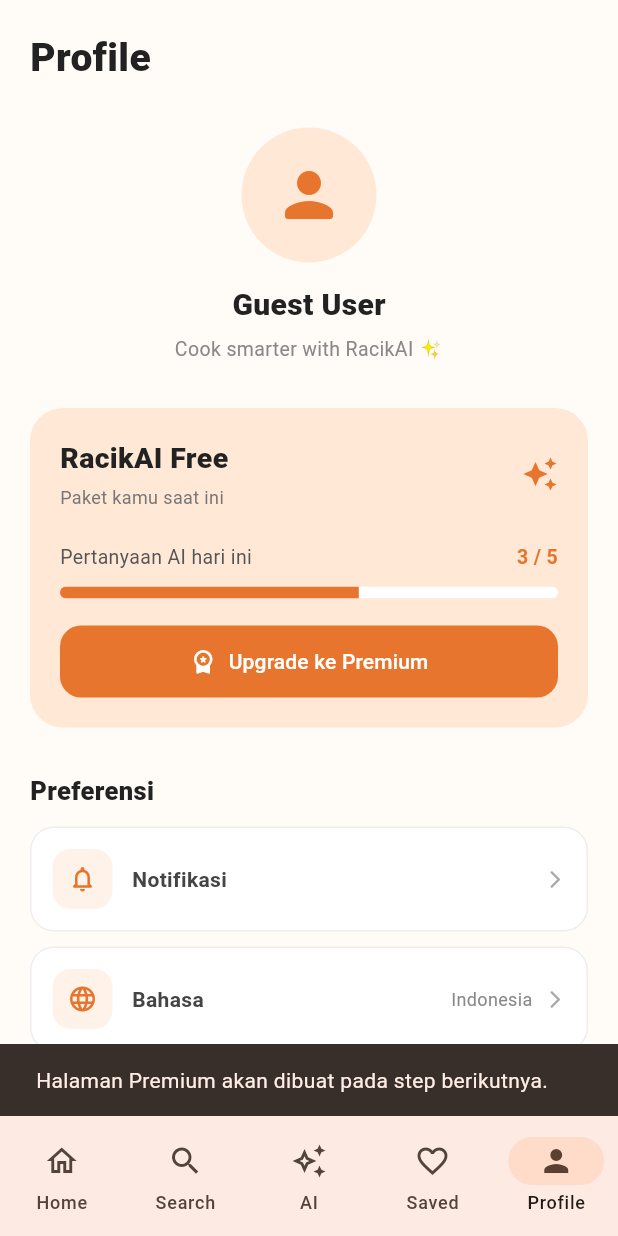
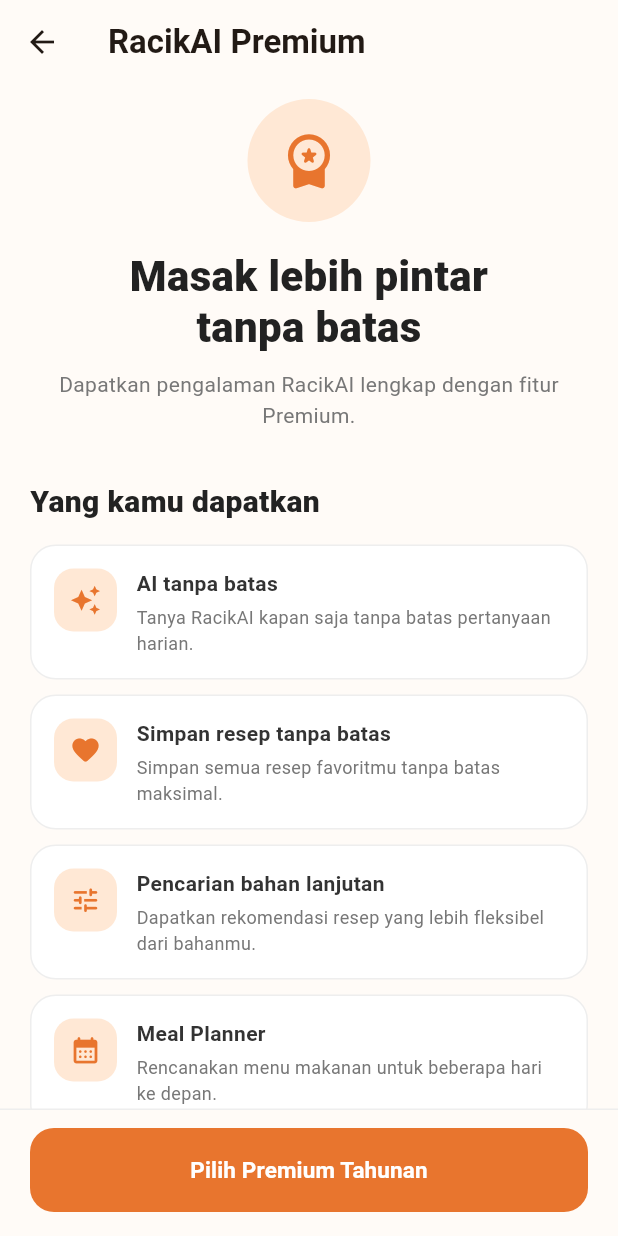
Before and after one commit to EuphoriaBot/racikai-projects, a Flutter app: the screen it shows after launch, item 5 of the bottom bar chosen, after a tap on "Upgrade ke Premium", on a phone screen of 412 x 824 dp. Run offline on Flutter 3.47's test engine with Material 3 defaults, Android fonts, the phone set to English and light mode, and no system bars.

Commit message:
Add Premium Subscription Screen

```diff
--- /dev/null
+++ b/lib/screens/premium_screen.dart
@@ -0,0 +1,592 @@
+import 'package:flutter/material.dart';
+
+class PremiumScreen extends StatefulWidget {
+  const PremiumScreen({super.key});
+
+  @override
+  State<PremiumScreen> createState() => _PremiumScreenState();
+}
+
+class _PremiumScreenState extends State<PremiumScreen> {
+  bool isYearlySelected = true;
+
+  @override
+  Widget build(BuildContext context) {
+    return Scaffold(
+      backgroundColor: const Color(0xFFFFFBF7),
+      appBar: AppBar(
+        backgroundColor: const Color(0xFFFFFBF7),
+        surfaceTintColor: Colors.transparent,
+        elevation: 0,
+        title: const Text(
+          'RacikAI Premium',
+          style: TextStyle(fontWeight: FontWeight.w700),
+        ),
+      ),
+      body: SafeArea(
+        child: SingleChildScrollView(
+          padding: const EdgeInsets.fromLTRB(20, 10, 20, 120),
+          child: Column(
+            crossAxisAlignment: CrossAxisAlignment.start,
+            children: [
+              // PREMIUM HEADER
+              Center(
+                child: Column(
+                  children: [
+                    Container(
+                      width: 82,
+                      height: 82,
+                      decoration: const BoxDecoration(
+                        color: Color(0xFFFFE8D5),
+                        shape: BoxShape.circle,
+                      ),
+                      child: const Icon(
+                        Icons.workspace_premium_rounded,
+                        size: 42,
+                        color: Color(0xFFE8752E),
+                      ),
+                    ),
+
+                    const SizedBox(height: 20),
+
+                    const Text(
+                      'Masak lebih pintar\ntanpa batas',
+                      textAlign: TextAlign.center,
+                      style: TextStyle(
+                        fontSize: 28,
+                        height: 1.2,
+                        fontWeight: FontWeight.w800,
+                        color: Color(0xFF222222),
+                      ),
+                    ),
+
+                    const SizedBox(height: 10),
+
+                    const Text(
+                      'Dapatkan pengalaman RacikAI lengkap dengan fitur Premium.',
+                      textAlign: TextAlign.center,
+                      style: TextStyle(
+                        fontSize: 14,
+                        height: 1.5,
+                        color: Color(0xFF777777),
+                      ),
+                    ),
+                  ],
+                ),
+              ),
+
+              const SizedBox(height: 32),
+
+              const Text(
+                'Yang kamu dapatkan',
+                style: TextStyle(
+                  fontSize: 20,
+                  fontWeight: FontWeight.w800,
+                  color: Color(0xFF222222),
+                ),
+              ),
+
+              const SizedBox(height: 14),
+
+              const _PremiumFeature(
+                icon: Icons.auto_awesome,
+                title: 'AI tanpa batas',
+                description:
+                    'Tanya RacikAI kapan saja tanpa batas pertanyaan harian.',
+              ),
+
+              const _PremiumFeature(
+                icon: Icons.favorite_rounded,
+                title: 'Simpan resep tanpa batas',
+                description:
+                    'Simpan semua resep favoritmu tanpa batas maksimal.',
+              ),
+
+              const _PremiumFeature(
+                icon: Icons.tune_rounded,
+                title: 'Pencarian bahan lanjutan',
+                description: 'Dapatkan rekomendasi resep yang lebih fleksibel dari bahanmu.',
+              ),
+
+              const _PremiumFeature(
+                icon: Icons.calendar_month_rounded,
+                title: 'Meal Planner',
+                description:
+                    'Rencanakan menu makanan untuk beberapa hari ke depan.',
+              ),
+
+              const _PremiumFeature(
+                icon: Icons.block_rounded,
+                title: 'Tanpa iklan',
+                description:
+                    'Nikmati RacikAI dengan pengalaman yang lebih bersih.',
+              ),
+
+              const SizedBox(height: 32),
+
+              const Text(
+                'Pilih paket',
+                style: TextStyle(
+                  fontSize: 20,
+                  fontWeight: FontWeight.w800,
+                  color: Color(0xFF222222),
+                ),
+              ),
+
+              const SizedBox(height: 14),
+
+              // MONTHLY
+              _PlanCard(
+                title: 'Bulanan',
+                price: 'Rp15.000',
+                period: '/ bulan',
+                description: 'Fleksibel, berhenti kapan saja',
+                isSelected: !isYearlySelected,
+                onTap: () {
+                  setState(() {
+                    isYearlySelected = false;
+                  });
+                },
+              ),
+
+              const SizedBox(height: 12),
+
+              // YEARLY
+              _PlanCard(
+                title: 'Tahunan',
+                price: 'Rp120.000',
+                period: '/ tahun',
+                description: 'Hemat Rp60.000 per tahun',
+                badge: 'PALING HEMAT',
+                isSelected: isYearlySelected,
+                onTap: () {
+                  setState(() {
+                    isYearlySelected = true;
+                  });
+                },
+              ),
+
+              const SizedBox(height: 34),
+
+              const Text(
+                'Free vs Premium',
+                style: TextStyle(
+                  fontSize: 20,
+                  fontWeight: FontWeight.w800,
+                  color: Color(0xFF222222),
+                ),
+              ),
+
+              const SizedBox(height: 14),
+
+              const _ComparisonCard(),
+
+              const SizedBox(height: 24),
+
+              const Center(
+                child: Text(
+                  'Batalkan kapan saja.',
+                  style: TextStyle(fontSize: 12, color: Color(0xFF999999)),
+                ),
+              ),
+            ],
+          ),
+        ),
+      ),
+
+      // FIXED UPGRADE BUTTON
+      bottomNavigationBar: SafeArea(
+        child: Container(
+          padding: const EdgeInsets.fromLTRB(20, 12, 20, 16),
+          decoration: const BoxDecoration(
+            color: Color(0xFFFFFBF7),
+            border: Border(top: BorderSide(color: Color(0xFFEEEEEE))),
+          ),
+          child: FilledButton(
+            onPressed: () {
+              final selectedPlan = isYearlySelected
+                  ? 'Tahunan - Rp120.000'
+                  : 'Bulanan - Rp15.000';
+
+              ScaffoldMessenger.of(context).showSnackBar(
+                SnackBar(
+                  content: Text(
+                    'Paket dipilih: $selectedPlan. Pembayaran akan ditambahkan pada tahap berikutnya.',
+                  ),
+                ),
+              );
+            },
+            style: FilledButton.styleFrom(
+              backgroundColor: const Color(0xFFE8752E),
+              foregroundColor: Colors.white,
+              minimumSize: const Size(double.infinity, 56),
+              shape: RoundedRectangleBorder(
+                borderRadius: BorderRadius.circular(16),
+              ),
+            ),
+            child: Text(
+              isYearlySelected
+                  ? 'Pilih Premium Tahunan'
+                  : 'Pilih Premium Bulanan',
+              style: const TextStyle(fontSize: 15, fontWeight: FontWeight.w700),
+            ),
+          ),
+        ),
+      ),
+    );
+  }
+}
+
+class _PremiumFeature extends StatelessWidget {
+  final IconData icon;
+  final String title;
+  final String description;
+
+  const _PremiumFeature({
+    required this.icon,
+    required this.title,
+    required this.description,
+  });
+
+  @override
+  Widget build(BuildContext context) {
+    return Container(
+      margin: const EdgeInsets.only(bottom: 10),
+      padding: const EdgeInsets.all(15),
+      decoration: BoxDecoration(
+        color: Colors.white,
+        borderRadius: BorderRadius.circular(17),
+        border: Border.all(color: const Color(0xFFEEEEEE)),
+      ),
+      child: Row(
+        crossAxisAlignment: CrossAxisAlignment.start,
+        children: [
+          Container(
+            width: 42,
+            height: 42,
+            decoration: BoxDecoration(
+              color: const Color(0xFFFFE8D5),
+              borderRadius: BorderRadius.circular(13),
+            ),
+            child: Icon(icon, size: 21, color: const Color(0xFFE8752E)),
+          ),
+
+          const SizedBox(width: 13),
+
+          Expanded(
+            child: Column(
+              crossAxisAlignment: CrossAxisAlignment.start,
+              children: [
+                Text(
+                  title,
+                  style: const TextStyle(
+                    fontSize: 14,
+                    fontWeight: FontWeight.w700,
+                    color: Color(0xFF333333),
+                  ),
+                ),
+
+                const SizedBox(height: 4),
+
+                Text(
+                  description,
+                  style: const TextStyle(
+                    fontSize: 12,
+                    height: 1.4,
+                    color: Color(0xFF777777),
+                  ),
+                ),
+              ],
+            ),
+          ),
+        ],
+      ),
+    );
+  }
+}
+
+class _PlanCard extends StatelessWidget {
+  final String title;
+  final String price;
+  final String period;
+  final String description;
+  final String? badge;
+  final bool isSelected;
+  final VoidCallback onTap;
+
+  const _PlanCard({
+    required this.title,
+    required this.price,
+    required this.period,
+    required this.description,
+    required this.isSelected,
+    required this.onTap,
+    this.badge,
+  });
+
+  @override
+  Widget build(BuildContext context) {
+    return Material(
+      color: Colors.transparent,
+      child: InkWell(
+        borderRadius: BorderRadius.circular(20),
+        onTap: onTap,
+        child: Container(
+          padding: const EdgeInsets.all(18),
+          decoration: BoxDecoration(
+            color: isSelected ? const Color(0xFFFFF3E9) : Colors.white,
+            borderRadius: BorderRadius.circular(20),
+            border: Border.all(
+              color: isSelected
+                  ? const Color(0xFFE8752E)
+                  : const Color(0xFFEEEEEE),
+              width: isSelected ? 2 : 1,
+            ),
+          ),
+          child: Row(
+            children: [
+              Container(
+                width: 24,
+                height: 24,
+                decoration: BoxDecoration(
+                  shape: BoxShape.circle,
+                  border: Border.all(
+                    color: isSelected
+                        ? const Color(0xFFE8752E)
+                        : const Color(0xFFCCCCCC),
+                    width: 2,
+                  ),
+                ),
+                child: isSelected
+                    ? Center(
+                        child: Container(
+                          width: 12,
+                          height: 12,
+                          decoration: const BoxDecoration(
+                            color: Color(0xFFE8752E),
+                            shape: BoxShape.circle,
+                          ),
+                        ),
+                      )
+                    : null,
+              ),
+
+              const SizedBox(width: 14),
+
+              Expanded(
+                child: Column(
+                  crossAxisAlignment: CrossAxisAlignment.start,
+                  children: [
+                    Row(
+                      children: [
+                        Text(
+                          title,
+                          style: const TextStyle(
+                            fontSize: 16,
+                            fontWeight: FontWeight.w800,
+                          ),
+                        ),
+
+                        if (badge != null) ...[
+                          const SizedBox(width: 8),
+
+                          Container(
+                            padding: const EdgeInsets.symmetric(
+                              horizontal: 8,
+                              vertical: 4,
+                            ),
+                            decoration: BoxDecoration(
+                              color: const Color(0xFFE8752E),
+                              borderRadius: BorderRadius.circular(20),
+                            ),
+                            child: Text(
+                              badge!,
+                              style: const TextStyle(
+                                color: Colors.white,
+                                fontSize: 9,
+                                fontWeight: FontWeight.w800,
+                              ),
+                            ),
+                          ),
+                        ],
+                      ],
+                    ),
+
+                    const SizedBox(height: 4),
+
+                    Text(
+                      description,
+                      style: const TextStyle(
+                        fontSize: 12,
+                        color: Color(0xFF777777),
+                      ),
+                    ),
+                  ],
+                ),
+              ),
+
+              Column(
+                crossAxisAlignment: CrossAxisAlignment.end,
+                children: [
+                  Text(
+                    price,
+                    style: const TextStyle(
+                      fontSize: 17,
+                      fontWeight: FontWeight.w800,
+                      color: Color(0xFF222222),
+                    ),
+                  ),
+
+                  Text(
+                    period,
+                    style: const TextStyle(
+                      fontSize: 11,
+                      color: Color(0xFF888888),
+                    ),
+                  ),
+                ],
+              ),
+            ],
+          ),
+        ),
+      ),
+    );
+  }
+}
+
+class _ComparisonCard extends StatelessWidget {
+  const _ComparisonCard();
+
+  @override
+  Widget build(BuildContext context) {
+    return Container(
+      padding: const EdgeInsets.all(18),
+      decoration: BoxDecoration(
+        color: Colors.white,
+        borderRadius: BorderRadius.circular(20),
+        border: Border.all(color: const Color(0xFFEEEEEE)),
+      ),
+      child: const Column(
+        children: [
+          _ComparisonHeader(),
+
+          Divider(height: 28, color: Color(0xFFEEEEEE)),
+
+          _ComparisonRow(feature: 'Cari resep', free: '✓', premium: '✓'),
+
+          _ComparisonRow(
+            feature: 'Pertanyaan AI',
+            free: '5 / hari',
+            premium: 'Unlimited',
+          ),
+
+          _ComparisonRow(
+            feature: 'Resep favorit',
+            free: '10',
+            premium: 'Unlimited',
+          ),
+
+          _ComparisonRow(feature: 'Meal Planner', free: '—', premium: '✓'),
+
+          _ComparisonRow(
+            feature: 'Tanpa iklan',
+            free: '—',
+            premium: '✓',
+            isLast: true,
+          ),
+        ],
+      ),
+    );
+  }
+}
+
+class _ComparisonHeader extends StatelessWidget {
+  const _ComparisonHeader();
+
+  @override
+  Widget build(BuildContext context) {
+    return const Row(
+      children: [
+        Expanded(
+          flex: 2,
+          child: Text('Fitur', style: TextStyle(fontWeight: FontWeight.w700)),
+        ),
+        Expanded(
+          child: Text(
+            'Free',
+            textAlign: TextAlign.center,
+            style: TextStyle(fontWeight: FontWeight.w700),
+          ),
+        ),
+        Expanded(
+          child: Text(
+            'Premium',
+            textAlign: TextAlign.center,
+            style: TextStyle(
+              fontWeight: FontWeight.w700,
+              color: Color(0xFFE8752E),
+            ),
+          ),
+        ),
+      ],
+    );
+  }
+}
+
+class _ComparisonRow extends StatelessWidget {
+  final String feature;
+  final String free;
+  final String premium;
+  final bool isLast;
+
+  const _ComparisonRow({
+    required this.feature,
+    required this.free,
+    required this.premium,
+    this.isLast = false,
+  });
+
+  @override
+  Widget build(BuildContext context) {
+    return Container(
+      padding: EdgeInsets.only(bottom: isLast ? 0 : 14),
+      margin: EdgeInsets.only(bottom: isLast ? 0 : 14),
+      decoration: BoxDecoration(
+        border: isLast
+            ? null
+            : const Border(bottom: BorderSide(color: Color(0xFFF2F2F2))),
+      ),
+      child: Row(
+        children: [
+          Expanded(
+            flex: 2,
+            child: Text(
+              feature,
+              style: const TextStyle(fontSize: 12, color: Color(0xFF555555)),
+            ),
+          ),
+
+          Expanded(
+            child: Text(
+              free,
+              textAlign: TextAlign.center,
+              style: const TextStyle(fontSize: 12, color: Color(0xFF777777)),
+            ),
+          ),
+
+          Expanded(
+            child: Text(
+              premium,
+              textAlign: TextAlign.center,
+              style: const TextStyle(
+                fontSize: 12,
+                fontWeight: FontWeight.w700,
+                color: Color(0xFFE8752E),
+              ),
+            ),
+          ),
+        ],
+      ),
+    );
+  }
+}
--- a/lib/screens/profile_screen.dart
+++ b/lib/screens/profile_screen.dart
@@ -1,4 +1,6 @@
 import 'package:flutter/material.dart';
+
+import 'premium_screen.dart';
 
 class ProfileScreen extends StatelessWidget {
   const ProfileScreen({super.key});
@@ -146,11 +148,10 @@
                     width: double.infinity,
                     child: FilledButton.icon(
                       onPressed: () {
-                        ScaffoldMessenger.of(context).showSnackBar(
-                          const SnackBar(
-                            content: Text(
-                              'Halaman Premium akan dibuat pada step berikutnya.',
-                            ),
+                        Navigator.push(
+                          context,
+                          MaterialPageRoute(
+                            builder: (context) => const PremiumScreen(),
                           ),
                         );
                       },
```
